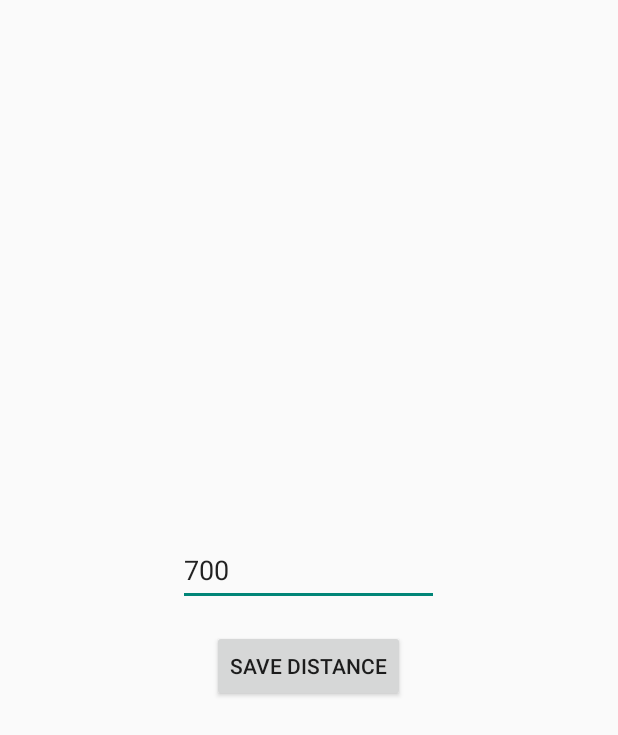
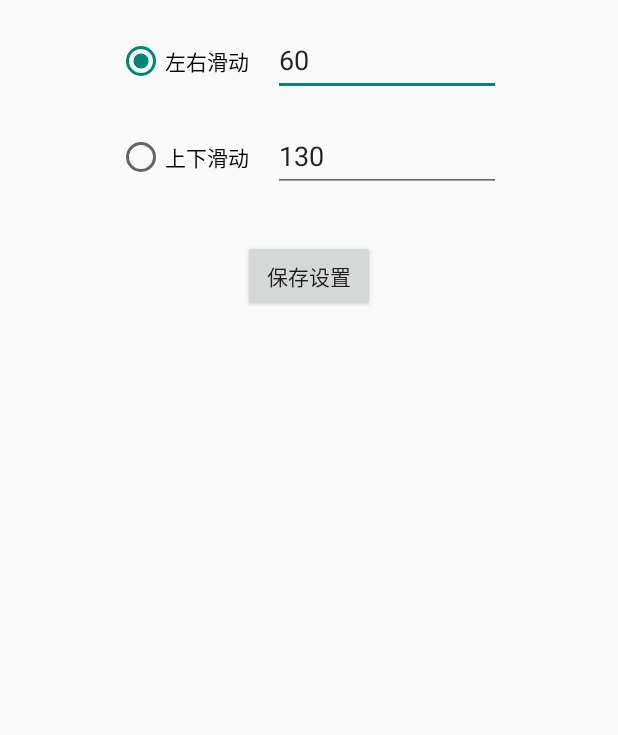
Before and after one commit to qdlzy/PenControlApp, an Android app: the screen it shows after launch (MainActivity), on a phone screen of 412 x 824 dp. Shown: the top 735 px of the screen. Run offline under Robolectric (Android 15) with nearby library versions, the phone set to English and light mode, and no system bars.

Commit message:
增加上下滑动，修改默认滑动距离

```diff
--- a/app/src/main/java/com/example/pencontrolapp/MainActivity.kt
+++ b/app/src/main/java/com/example/pencontrolapp/MainActivity.kt
@@ -1,7 +1,6 @@
 package com.example.pencontrolapp
 
 import android.accessibilityservice.AccessibilityServiceInfo
-import android.accessibilityservice.AccessibilityService
 import android.app.AlertDialog
 import android.content.Context
 import android.content.Intent
@@ -9,33 +8,88 @@ import android.os.Bundle
 import android.view.accessibility.AccessibilityManager
 import android.widget.Button
 import android.widget.EditText
+import android.widget.RadioButton
 import androidx.appcompat.app.AppCompatActivity
 
 class MainActivity : AppCompatActivity() {
-    private lateinit var distanceEditText: EditText
+    private lateinit var leftRightDistanceEditText: EditText
+    private lateinit var upDownDistanceEditText: EditText
     private lateinit var saveButton: Button
+    private lateinit var leftRightRadioButton: RadioButton
+    private lateinit var upDownRadioButton: RadioButton
 
     override fun onCreate(savedInstanceState: Bundle?) {
         super.onCreate(savedInstanceState)
         setContentView(R.layout.activity_main)
 
-        distanceEditText = findViewById(R.id.distanceEditText)
+        leftRightDistanceEditText = findViewById(R.id.leftRightDistanceEditText)
+        upDownDistanceEditText = findViewById(R.id.upDownDistanceEditText)
         saveButton = findViewById(R.id.saveButton)
+        leftRightRadioButton = findViewById(R.id.leftRightRadioButton)
+        upDownRadioButton = findViewById(R.id.upDownRadioButton)
 
         val sharedPref = getSharedPreferences("settings", Context.MODE_PRIVATE)
-        val savedDistance = sharedPref.getInt("swipe_distance", 700)
-        distanceEditText.setText(savedDistance.toString())
+
+        val savedLeftRightDistance = sharedPref.getInt("swipe_distance_left_right", 60)
+        leftRightDistanceEditText.setText(savedLeftRightDistance.toString())
+
+        val savedUpDownDistance = sharedPref.getInt("swipe_distance_up_down", 130)
+        upDownDistanceEditText.setText(savedUpDownDistance.toString())
+
+        val savedMode = sharedPref.getString("swipe_mode", "left_right")
+
+        // 根据savedMode手动设置单选状态
+        if (savedMode == "up_down") {
+            upDownRadioButton.isChecked = true
+            leftRightRadioButton.isChecked = false
+        } else {
+            leftRightRadioButton.isChecked = true
+            upDownRadioButton.isChecked = false
+        }
+
+        // 手动互斥逻辑
+        leftRightRadioButton.setOnClickListener {
+            leftRightRadioButton.isChecked = true
+            upDownRadioButton.isChecked = false
+        }
+
+        upDownRadioButton.setOnClickListener {
+            upDownRadioButton.isChecked = true
+            leftRightRadioButton.isChecked = false
+        }
 
         saveButton.setOnClickListener {
-            val distanceStr = distanceEditText.text.toString()
-            val distance = distanceStr.toIntOrNull() ?: 700
-            sharedPref.edit().putInt("swipe_distance", distance).apply()
+            val leftRightStr = leftRightDistanceEditText.text.toString()
+            val upDownStr = upDownDistanceEditText.text.toString()
+
+            val leftRightDistance = leftRightStr.toIntOrNull()
+            val upDownDistance = upDownStr.toIntOrNull()
+
+            if (leftRightDistance == null || leftRightDistance !in 10..1000) {
+                showInvalidDistanceDialog()
+                return@setOnClickListener
+            }
+            if (upDownDistance == null || upDownDistance !in 10..1000) {
+                showInvalidDistanceDialog()
+                return@setOnClickListener
+            }
+
+            sharedPref.edit().putInt("swipe_distance_left_right", leftRightDistance).apply()
+            sharedPref.edit().putInt("swipe_distance_up_down", upDownDistance).apply()
+
+            val selectedMode = if (upDownRadioButton.isChecked) "up_down" else "left_right"
+            sharedPref.edit().putString("swipe_mode", selectedMode).apply()
+
+            AlertDialog.Builder(this)
+                .setTitle(getString(R.string.save_settings))
+                .setMessage(getString(R.string.settings_saved_successfully))
+                .setPositiveButton(getString(R.string.ok), null)
+                .show()
         }
     }
 
     override fun onResume() {
         super.onResume()
-        // 每次返回界面时，检查无障碍服务是否已启用
         if (!isAccessibilityServiceEnabled(this, MyAccessibilityService::class.java)) {
             AlertDialog.Builder(this)
                 .setTitle(getString(R.string.accessibility_not_enabled_title))
@@ -66,4 +120,12 @@ class MainActivity : AppCompatActivity() {
         intent.flags = Intent.FLAG_ACTIVITY_NEW_TASK
         context.startActivity(intent)
     }
+
+    private fun showInvalidDistanceDialog() {
+        AlertDialog.Builder(this)
+            .setTitle(getString(R.string.invalid_distance))
+            .setMessage(getString(R.string.invalid_distance))
+            .setPositiveButton(getString(R.string.ok), null)
+            .show()
+    }
 }
--- a/app/src/main/res/layout/activity_main.xml
+++ b/app/src/main/res/layout/activity_main.xml
@@ -1,27 +1,69 @@
 <?xml version="1.0" encoding="utf-8"?>
-<LinearLayout xmlns:android="http://schemas.android.com/apk/res/android"
-    xmlns:app="http://schemas.android.com/apk/res-auto"
+<LinearLayout
+    xmlns:android="http://schemas.android.com/apk/res/android"
     xmlns:tools="http://schemas.android.com/tools"
+    android:orientation="vertical"
     android:layout_width="match_parent"
     android:layout_height="match_parent"
-    android:orientation="vertical"
-    android:gravity="center"
-    tools:context=".MainActivity">
+    android:gravity="center_horizontal"
+    android:padding="16dp">
 
-    <EditText
-        android:id="@+id/distanceEditText"
-        android:layout_width="wrap_content"
+    <!-- 第一行： 左右滑动 + 距离输入框 -->
+    <LinearLayout
+        android:id="@+id/leftRightContainer"
+        android:layout_width="match_parent"
         android:layout_height="wrap_content"
-        android:layout_marginBottom="16dp"
-        android:hint="@string/enter_swipe_distance"
-        android:inputType="number"
-        android:minHeight="48dp"
-        android:minEms="5" />
+        android:gravity="center_horizontal"
+        android:layout_marginBottom="16dp">
+
+        <RadioButton
+            android:id="@+id/leftRightRadioButton"
+            android:layout_width="wrap_content"
+            android:layout_height="wrap_content"
+            android:text="@string/left_right"
+            tools:ignore="TouchTargetSizeCheck" />
+
+        <EditText
+            android:id="@+id/leftRightDistanceEditText"
+            android:layout_width="wrap_content"
+            android:layout_height="wrap_content"
+            android:layout_marginStart="16dp"
+            android:hint="@string/enter_left_right_distance"
+            android:inputType="number"
+            android:minEms="5"
+            tools:ignore="TouchTargetSizeCheck" />
+    </LinearLayout>
+
+    <!-- 第二行： 上下滑动 + 距离输入框 -->
+    <LinearLayout
+        android:id="@+id/upDownContainer"
+        android:layout_width="match_parent"
+        android:layout_height="wrap_content"
+        android:gravity="center_horizontal"
+        android:layout_marginBottom="16dp">
+
+        <RadioButton
+            android:id="@+id/upDownRadioButton"
+            android:layout_width="wrap_content"
+            android:layout_height="wrap_content"
+            android:text="@string/up_down"
+            tools:ignore="TouchTargetSizeCheck" />
+
+        <EditText
+            android:id="@+id/upDownDistanceEditText"
+            android:layout_width="wrap_content"
+            android:layout_height="wrap_content"
+            android:layout_marginStart="16dp"
+            android:hint="@string/enter_up_down_distance"
+            android:inputType="number"
+            android:minEms="5"
+            tools:ignore="TouchTargetSizeCheck" />
+    </LinearLayout>
 
     <Button
         android:id="@+id/saveButton"
         android:layout_width="wrap_content"
         android:layout_height="wrap_content"
-        android:text="@string/save_distance"/>
-
+        android:text="@string/save_settings"
+        android:layout_marginTop="16dp"/>
 </LinearLayout>
--- a/app/src/main/res/values/strings.xml
+++ b/app/src/main/res/values/strings.xml
@@ -8,4 +8,13 @@
     <string name="accessibility_not_enabled_message">请前往系统无障碍设置启用该服务，以使用手势功能。</string>
     <string name="go_to_settings">前往设置</string>
     <string name="cancel">取消</string>
+
+    <string name="left_right">左右滑动</string>
+    <string name="up_down">上下滑动</string>
+    <string name="enter_left_right_distance">输入左右滑动距离</string>
+    <string name="enter_up_down_distance">输入上下滑动距离</string>
+    <string name="save_settings">保存设置</string>
+    <string name="settings_saved_successfully">设置已保存成功</string>
+    <string name="ok">确定</string>
+    <string name="invalid_distance">请输入10到1000之间的滑动距离</string>
 </resources>
```
Also changed, not shown: app/src/main/java/com/example/pencontrolapp/MyAccessibilityService.kt (+52 -24 lines), 4 other files.
